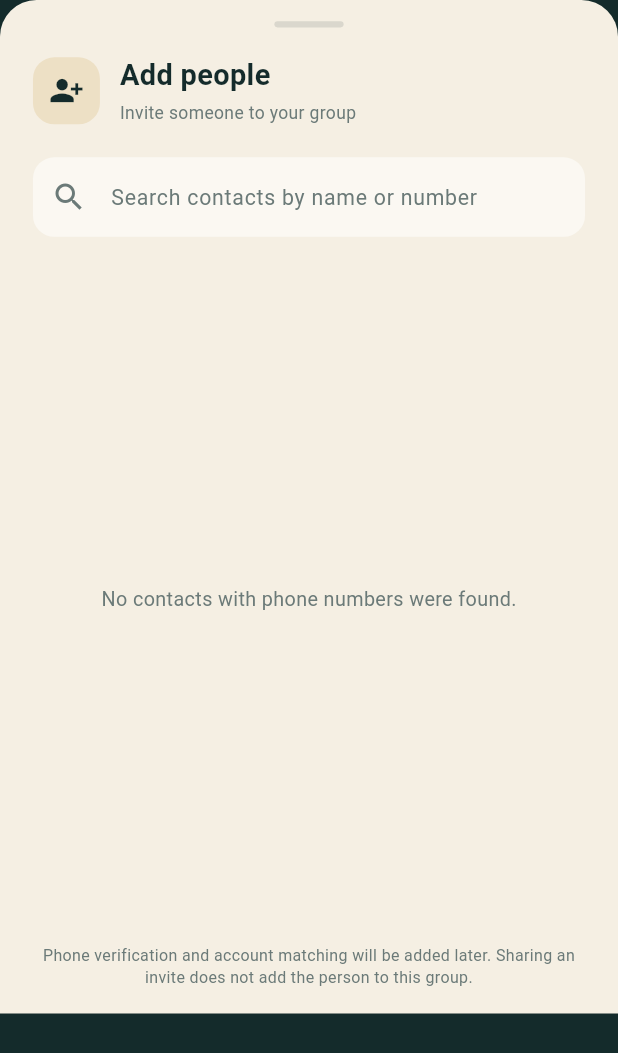
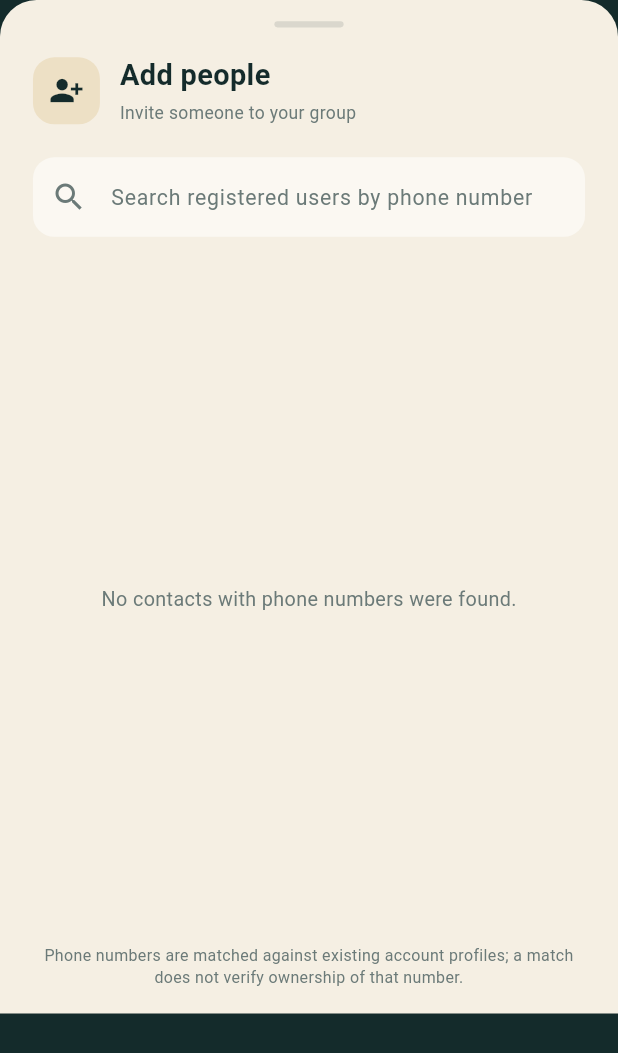
Before and after one commit to Tamil2612/nus_nus, a Flutter app: the _AddMemberSheet widget shown alone on an empty page, opened directly, after a tap on "Choose contact", on a phone screen of 412 x 824 dp. Shown: the top 1053 px of the screen. Run offline on Flutter 3.47's test engine with Material 3 defaults, Android fonts, the phone set to English and light mode, and no system bars; our stand-ins replace cloud_firestore, cloud_functions, firebase_auth, firebase_core, firebase_messaging, firebase_storage and 4 more; missing offline and left inert: firebase_app_check; accounts and stored records are empty.

Commit message:
Search registered users by typed phone number

```diff
--- a/lib/widgets/add_member_sheet.dart
+++ b/lib/widgets/add_member_sheet.dart
@@ -1,3 +1,5 @@
+import 'dart:async';
+import 'package:cloud_functions/cloud_functions.dart';
 import 'package:flutter/material.dart';
 import 'package:flutter_contacts/flutter_contacts.dart';
 import 'package:flutter_screenutil/flutter_screenutil.dart';
@@ -32,11 +34,75 @@ class _AddMemberSheetState extends State<_AddMemberSheet> {
   bool _permissionDenied = false;
   bool _loaded = false;
   String? _error;
+  Timer? _lookupDebounce;
+  bool _lookupLoading = false;
+  bool _lookupAttempted = false;
+  String? _lookupError;
+  Map<String, dynamic>? _registeredUser;
+  bool _ambiguousMatch = false;
 
   @override
   void dispose() {
+    _lookupDebounce?.cancel();
     _searchController.dispose();
     super.dispose();
+  }
+
+  String _digitsOnly(String value) => value.replaceAll(RegExp('[^0-9]'), '');
+
+  void _onSearchChanged(String value) {
+    setState(() {
+      _query = value.trim().toLowerCase();
+      _lookupDebounce?.cancel();
+      _registeredUser = null;
+      _lookupError = null;
+      _lookupAttempted = false;
+      _ambiguousMatch = false;
+      _lookupLoading = false;
+    });
+    if (_digitsOnly(value).length < 7) return;
+    _lookupDebounce = Timer(const Duration(milliseconds: 450), () {
+      _lookupRegisteredUser(value);
+    });
+  }
+
+  Future<void> _lookupRegisteredUser(String phoneNumber) async {
+    if (!mounted) return;
+    setState(() { _lookupLoading = true; _lookupError = null; });
+    try {
+      final callable = FirebaseFunctions.instanceFor(region: 'us-central1').httpsCallable('lookupRegisteredUserByPhone');
+      final response = await callable.call(<String, dynamic>{'phoneNumber': phoneNumber});
+      if (!mounted) return;
+      final data = Map<String, dynamic>.from(response.data as Map);
+      setState(() {
+        _lookupLoading = false;
+        _lookupAttempted = true;
+        _ambiguousMatch = data['ambiguous'] == true;
+        _registeredUser = data['found'] == true && data['user'] is Map ? Map<String, dynamic>.from(data['user'] as Map) : null;
+      });
+    } on FirebaseFunctionsException catch (error) {
+      if (!mounted) return;
+      setState(() { _lookupLoading = false; _lookupError = error.code == 'resource-exhausted' ? 'Too many searches. Wait a minute and try again.' : 'Could not search registered users. Please try again.'; });
+    } catch (_) {
+      if (!mounted) return;
+      setState(() { _lookupLoading = false; _lookupError = 'Could not search registered users. Please try again.'; });
+    }
+  }
+
+  void _addRegisteredUser() {
+    final user = _registeredUser;
+    if (user == null) return;
+    if (!context.read<SplitProvider>().isCurrentGroupOwner) return;
+    final name = user['name'] as String? ?? 'Nus·Nus user';
+    context.read<SplitProvider>().addPerson(name, linkedUserId: user['uid'] as String);
+    ScaffoldMessenger.of(context).showSnackBar(SnackBar(content: Text('Added ' + name + ' if not already a member.')));
+  }
+
+  Future<void> _shareTypedInvite() async {
+    final group = context.read<SplitProvider>().currentGroup;
+    if (group == null || _digitsOnly(_searchController.text).length < 7) return;
+    final label = group.name.trim().isEmpty ? '' : ' for ' + group.name;
+    await Share.share('Join me on Nus·Nus so we can track shared expenses' + label + '!\nOpen Nus·Nus: https://nus-nus.web.app\n\nAfter registering, ask me to add you to the group.', subject: 'Nus·Nus invitation');
   }
 
   Future<void> _loadContacts() async {
@@ -181,11 +247,10 @@ class _AddMemberSheetState extends State<_AddMemberSheet> {
             padding: EdgeInsets.fromLTRB(20.w, 12.h, 20.w, 12.h),
             child: TextField(
               controller: _searchController,
-              onChanged: (value) =>
-                  setState(() => _query = value.trim().toLowerCase()),
+              onChanged: _onSearchChanged,
               style: TextStyle(color: AppColors.ink, fontSize: 14.sp),
               decoration: InputDecoration(
-                hintText: 'Search contacts by name or number',
+                hintText: 'Search registered users by phone number',
                 hintStyle: const TextStyle(color: AppColors.slate),
                 prefixIcon: const Icon(Icons.search, color: AppColors.slate),
                 suffixIcon: _query.isEmpty
@@ -207,6 +272,28 @@ class _AddMemberSheetState extends State<_AddMemberSheet> {
               ),
             ),
           ),
+          if (_lookupLoading)
+            Padding(padding: EdgeInsets.symmetric(horizontal: 20.w, vertical: 4.h), child: const LinearProgressIndicator(color: AppColors.brass)),
+          if (_registeredUser != null)
+            Padding(
+              padding: EdgeInsets.fromLTRB(20.w, 0, 20.w, 10.h),
+              child: Card(child: ListTile(
+                leading: const CircleAvatar(child: Icon(Icons.person_outline)),
+                title: Text((_registeredUser!['name'] as String?) ?? 'Nus·Nus user'),
+                subtitle: const Text('Registered Nus·Nus account'),
+                trailing: provider.isCurrentGroupOwner ? IconButton(tooltip: 'Add to group', icon: const Icon(Icons.person_add_alt_1), onPressed: _addRegisteredUser) : null,
+              )),
+            ),
+          if (_lookupAttempted && _registeredUser == null)
+            Padding(
+              padding: EdgeInsets.fromLTRB(20.w, 0, 20.w, 10.h),
+              child: Row(children: [
+                Expanded(child: Text(_ambiguousMatch ? 'More than one account has this number. Ask the person to update their profile.' : 'No registered account found for this number.', style: TextStyle(color: AppColors.slate, fontSize: 12.sp))),
+                if (!_ambiguousMatch) TextButton.icon(onPressed: _shareTypedInvite, icon: const Icon(Icons.share_outlined), label: const Text('Invite')),
+              ]),
+            ),
+          if (_lookupError != null)
+            Padding(padding: EdgeInsets.symmetric(horizontal: 20.w), child: Text(_lookupError!, style: TextStyle(color: AppColors.rust, fontSize: 12.sp))),
           if (_error != null)
             Padding(
               padding: EdgeInsets.symmetric(horizontal: 20.w),
@@ -342,7 +429,7 @@ class _AddMemberSheetState extends State<_AddMemberSheet> {
             padding: EdgeInsets.fromLTRB(20.w, 0, 20.w, 16.h),
             child: Text(
               provider.isCurrentGroupOwner
-                  ? 'Phone verification and account matching will be added later. Sharing an invite does not add the person to this group.'
+                  ? 'Phone numbers are matched against existing account profiles; a match does not verify ownership of that number.'
                   : 'Only the group owner can add members. You can still share the app with a contact.',
               textAlign: TextAlign.center,
               style: TextStyle(color: AppColors.slate, fontSize: 10.5.sp),
```
